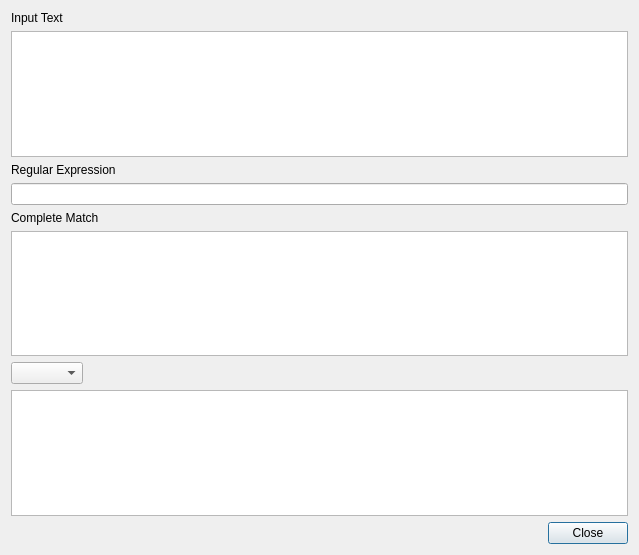
Above: Source/QtDialog/RegexExplorer.ui from gjasny/CMake before the change. Below: the same form after it.
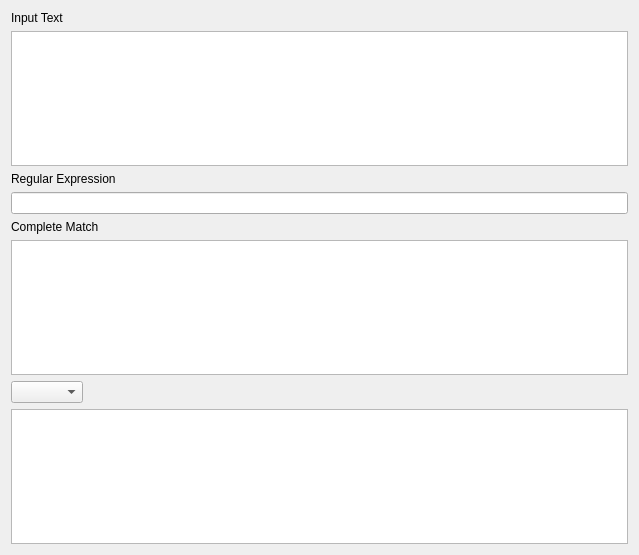
That is the form after the change.

Commit message: Make dialog modal

```diff
--- a/Source/QtDialog/RegexExplorer.ui
+++ b/Source/QtDialog/RegexExplorer.ui
@@ -79,16 +79,6 @@
      </property>
     </widget>
    </item>
-   <item>
-    <widget class="QDialogButtonBox" name="buttonBox">
-     <property name="orientation">
-      <enum>Qt::Horizontal</enum>
-     </property>
-     <property name="standardButtons">
-      <set>QDialogButtonBox::Close</set>
-     </property>
-    </widget>
-   </item>
   </layout>
  </widget>
  <resources/>
```
Left out of the diff: 35 changed lines with no effect on the pictures. The commit also changes 2 other files.
